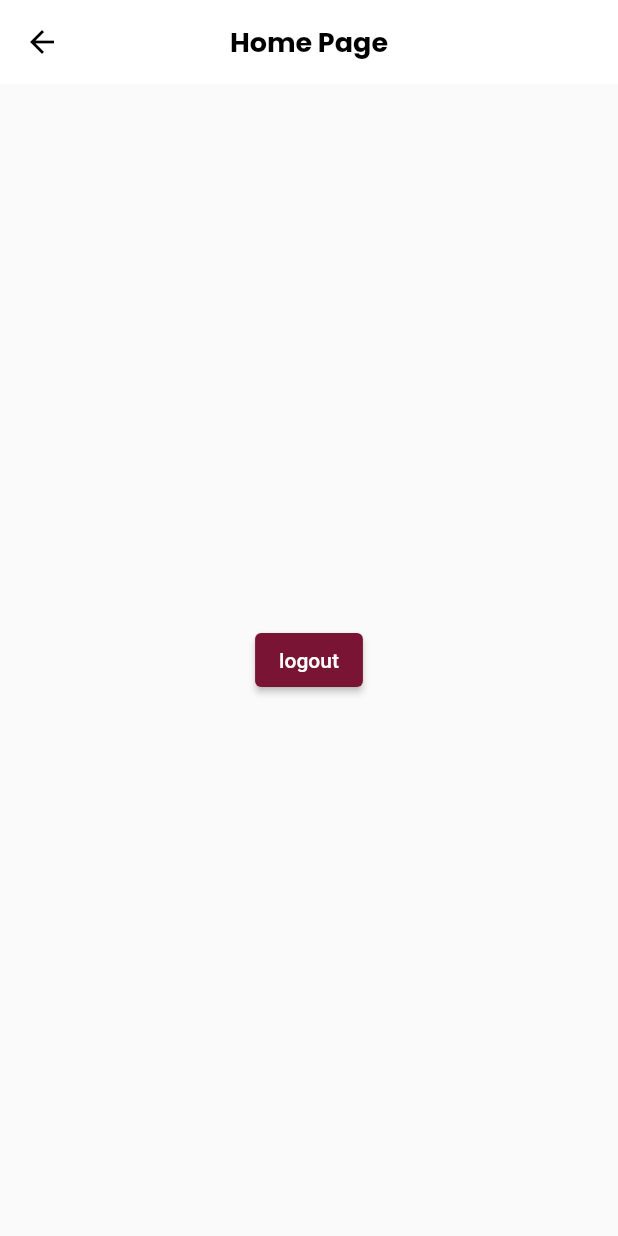
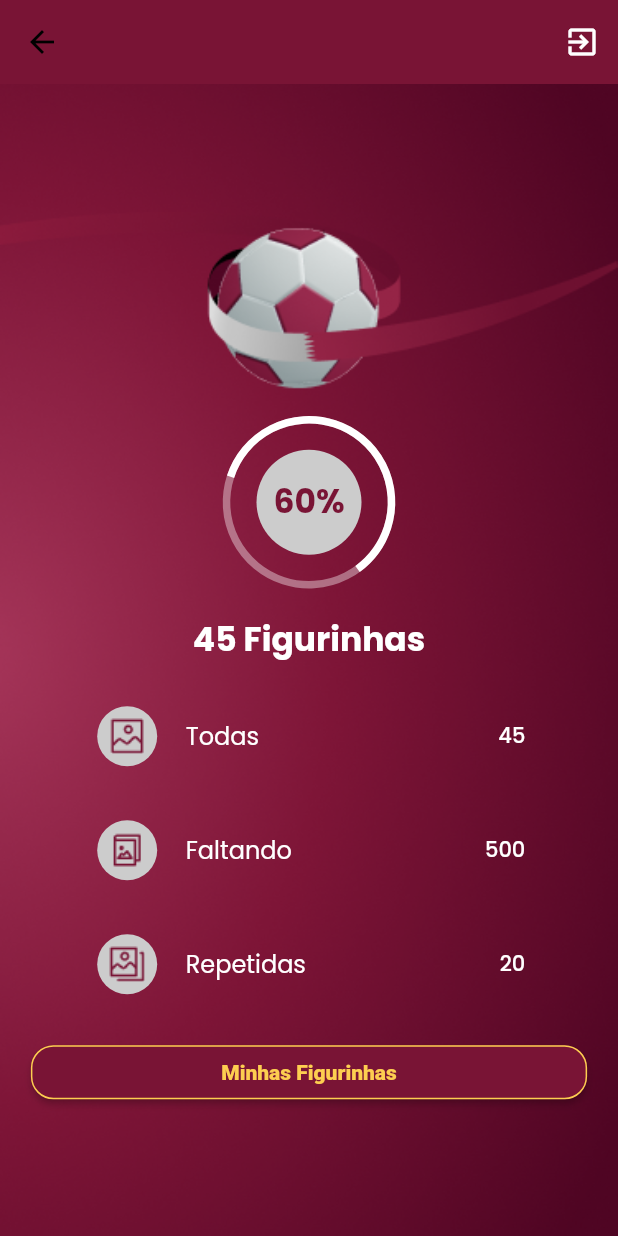
Before and after one commit to hansmboron/fwc_album, a Flutter app: the HomePage screen opened by its route, on a phone screen of 412 x 824 dp. Run offline on Flutter 3.47's test engine with Material 2 defaults, Android fonts, the phone set to English and light mode, and no system bars; our stand-ins replace dio, shared_preferences, top_snackbar_flutter; missing offline and left inert: flutter_getit, validatorless; accounts and stored records are empty; Roboto replaces fonts that are missing (MPlus1P).

Commit message:
add home page

```diff
--- a/lib/app/core/rest/interceptors/auth_interceptor.dart
+++ b/lib/app/core/rest/interceptors/auth_interceptor.dart
@@ -1,12 +1,27 @@
+import 'dart:developer';
+
 import 'package:dio/dio.dart';
+import 'package:flutter_getit/flutter_getit.dart';
 import 'package:shared_preferences/shared_preferences.dart';
 
+import '../../ui/global/global_context.dart';
+
 class AuthInterceptor extends Interceptor {
+  @override
+  void onError(DioError err, ErrorInterceptorHandler handler) {
+    if (err.response?.statusCode == 401) {
+      Injector.get<GlobalContext>().loginExpire();
+    } else {
+      handler.next(err);
+    }
+  }
+
   @override
   void onRequest(
       RequestOptions options, RequestInterceptorHandler handler) async {
     final sp = await SharedPreferences.getInstance();
     final accessToken = sp.getString('accessToken');
+    log('token: $accessToken');
     options.headers['Authorization'] = 'Bearer $accessToken';
 
     handler.next(options); //! ATENÇÃO!!!!
--- /dev/null
+++ b/lib/app/core/ui/global/global_context.dart
@@ -0,0 +1,3 @@
+abstract class GlobalContext {
+  Future<void> loginExpire();
+}
--- /dev/null
+++ b/lib/app/core/ui/global/global_context_impl.dart
@@ -0,0 +1,33 @@
+import 'package:flutter/material.dart';
+import 'package:fwc_album_app/app/core/ui/global/global_context.dart';
+import 'package:fwc_album_app/app/core/ui/styles/colors_app.dart';
+import 'package:fwc_album_app/app/repository/auth/auth_repository.dart';
+import 'package:shared_preferences/shared_preferences.dart';
+import 'package:top_snackbar_flutter/custom_snack_bar.dart';
+import 'package:top_snackbar_flutter/top_snack_bar.dart';
+
+class GlobalContextImpl implements GlobalContext {
+  final GlobalKey<NavigatorState> navigatorKey;
+  final AuthRepository authRepository;
+
+  GlobalContextImpl({
+    required this.navigatorKey,
+    required this.authRepository,
+  });
+
+  @override
+  Future<void> loginExpire() async {
+    final sp = await SharedPreferences.getInstance();
+    sp.remove('accessToken');
+    showTopSnackBar(
+      navigatorKey.currentState!.context,
+      CustomSnackBar.error(
+        message: 'Login Expirado',
+        backgroundColor: ColorsApp.i.primary,
+      ),
+      overlayState: navigatorKey.currentState!.overlay,
+    );
+    navigatorKey.currentState!
+        .pushNamedAndRemoveUntil('/auth/login', (route) => false);
+  }
+}
--- a/lib/app/core/ui/styles/text_styles.dart
+++ b/lib/app/core/ui/styles/text_styles.dart
@@ -48,6 +48,11 @@ class TextStyles {
         color: Colors.black,
         fontSize: 22,
       );
+
+  TextStyle get titlePrimaryColor => textPrimaryFontBold.copyWith(
+        color: ColorsApp.i.primary,
+        fontSize: 22,
+      );
 }
 
 extension TextstyleExtensions on BuildContext {
--- a/lib/app/fwc_album_app.dart
+++ b/lib/app/fwc_album_app.dart
@@ -1,6 +1,8 @@
 import 'package:flutter/material.dart';
 import 'package:flutter_getit/flutter_getit.dart';
 import 'package:fwc_album_app/app/core/rest/custom_dio.dart';
+import 'package:fwc_album_app/app/core/ui/global/global_context.dart';
+import 'package:fwc_album_app/app/core/ui/global/global_context_impl.dart';
 import 'package:fwc_album_app/app/core/ui/theme/theme_config.dart';
 import 'package:fwc_album_app/app/pages/auth/login/login_route.dart';
 import 'package:fwc_album_app/app/pages/auth/register/register_route.dart';
@@ -10,18 +12,22 @@ import 'package:fwc_album_app/app/repository/auth/auth_repository.dart';
 import 'package:fwc_album_app/app/repository/auth/auth_repository_impl.dart';
 
 class FwcAlbumApp extends StatelessWidget {
-  const FwcAlbumApp({Key? key}) : super(key: key);
+  final navigatorKey = GlobalKey<NavigatorState>();
+  FwcAlbumApp({Key? key}) : super(key: key);
 
   @override
   Widget build(BuildContext context) {
     return FlutterGetItApplicationBinding(
       bindingsBuilder: () => [
         Bind.lazySingleton<CustomDio>((i) => CustomDio()),
-        Bind.lazySingleton<AuthRepository>((i) => AuthRepositoryImpl(dio: i()))
+        Bind.lazySingleton<AuthRepository>((i) => AuthRepositoryImpl(dio: i())),
+        Bind.lazySingleton<GlobalContext>((i) =>
+            GlobalContextImpl(navigatorKey: navigatorKey, authRepository: i())),
       ],
       child: MaterialApp(
         title: 'Fifa Word Cup Album',
         debugShowCheckedModeBanner: false,
+        navigatorKey: navigatorKey,
         theme: ThemeConfig.theme,
         routes: {
           '/': (_) => const SplashRoute(),
--- a/lib/app/pages/home/home_page.dart
+++ b/lib/app/pages/home/home_page.dart
@@ -1,4 +1,10 @@
 import 'package:flutter/material.dart';
+import 'package:fwc_album_app/app/core/ui/styles/button_styles.dart';
+import 'package:fwc_album_app/app/core/ui/styles/colors_app.dart';
+import 'package:fwc_album_app/app/core/ui/styles/text_styles.dart';
+import 'package:fwc_album_app/app/core/ui/widgets/button.dart';
+import 'package:fwc_album_app/app/pages/home/widgets/status_tile.dart';
+import 'package:fwc_album_app/app/pages/home/widgets/sticker_percent.dart';
 import 'package:shared_preferences/shared_preferences.dart';
 
 class HomePage extends StatelessWidget {
@@ -7,17 +13,89 @@ class HomePage extends StatelessWidget {
   @override
   Widget build(BuildContext context) {
     return Scaffold(
+      backgroundColor: context.colors.primary,
       appBar: AppBar(
-        title: const Text('Home Page'),
+        elevation: 0,
+        backgroundColor: context.colors.primary,
+        actions: [
+          IconButton(
+            onPressed: () async {
+              final sp = await SharedPreferences.getInstance();
+              sp.remove('accessToken');
+              Navigator.of(context)
+                  .pushNamedAndRemoveUntil('/', (route) => false);
+            },
+            icon: const Icon(
+              Icons.exit_to_app,
+              color: Colors.white,
+            ),
+          ),
+        ],
       ),
-      body: Center(
-        child: ElevatedButton(
-          child: const Text('logout'),
-          onPressed: () async {
-            final sp = await SharedPreferences.getInstance();
-            sp.remove('accessToken');
-            Navigator.of(context)
-                .pushNamedAndRemoveUntil('/', (route) => false);
+      body: Container(
+        decoration: const BoxDecoration(
+          image: DecorationImage(
+            image: AssetImage('assets/images/background.png'),
+            fit: BoxFit.cover,
+          ),
+        ),
+        child: LayoutBuilder(
+          builder: (_, constrains) {
+            return ConstrainedBox(
+              constraints: BoxConstraints(minHeight: constrains.maxHeight),
+              child: Center(
+                child: SingleChildScrollView(
+                  child: Column(
+                    children: [
+                      Container(
+                        width: MediaQuery.of(context).size.width,
+                        padding: const EdgeInsets.only(bottom: 20),
+                        child: Image.asset(
+                          'assets/images/bola.png',
+                          fit: BoxFit.cover,
+                        ),
+                      ),
+                      const StickerPercent(percent: 60),
+                      const SizedBox(height: 20),
+                      Text(
+                        '45 Figurinhas',
+                        style: context.textStyles.titleWhite,
+                      ),
+                      const SizedBox(height: 20),
+                      StatusTile(
+                        icon: Image.asset('assets/images/all_icon.png'),
+                        label: 'Todas',
+                        value: 45,
+                      ),
+                      const SizedBox(height: 20),
+                      StatusTile(
+                        icon: Image.asset('assets/images/missing_icon.png'),
+                        label: 'Faltando',
+                        value: 500,
+                      ),
+                      const SizedBox(height: 20),
+                      StatusTile(
+                        icon: Image.asset('assets/images/repeated_icon.png'),
+                        label: 'Repetidas',
+                        value: 20,
+                      ),
+                      const SizedBox(height: 20),
+                      Button(
+                        onPressed: () {},
+                        width: MediaQuery.of(context).size.width * .9,
+                        style: context.buttonStyles.yellowOutLineButton,
+                        labelStyle: context
+                            .textStyles.textSecondaryFontExtraBold
+                            .copyWith(
+                          color: context.colors.yellow,
+                        ),
+                        label: 'Minhas Figurinhas',
+                      ),
+                    ],
+                  ),
+                ),
+              ),
+            );
           },
         ),
       ),
--- /dev/null
+++ b/lib/app/pages/home/widgets/status_tile.dart
@@ -0,0 +1,43 @@
+import 'package:flutter/material.dart';
+import 'package:fwc_album_app/app/core/ui/styles/colors_app.dart';
+import 'package:fwc_album_app/app/core/ui/styles/text_styles.dart';
+
+class StatusTile extends StatelessWidget {
+  final Image icon;
+  final String label;
+  final int value;
+
+  const StatusTile({
+    Key? key,
+    required this.icon,
+    required this.label,
+    required this.value,
+  }) : super(key: key);
+
+  @override
+  Widget build(BuildContext context) {
+    return SizedBox(
+      width: MediaQuery.of(context).size.width * .7,
+      child: ListTile(
+        contentPadding: EdgeInsets.zero,
+        leading: SizedBox(
+          width: 46,
+          child: CircleAvatar(
+            backgroundColor: context.colors.grey,
+            child: icon,
+          ),
+        ),
+        title: Text(
+          label,
+          style: context.textStyles.textPrimaryFontRegular
+              .copyWith(color: Colors.white),
+        ),
+        trailing: Text(
+          '$value',
+          style: context.textStyles.textPrimaryFontMedium
+              .copyWith(color: Colors.white),
+        ),
+      ),
+    );
+  }
+}
--- /dev/null
+++ b/lib/app/pages/home/widgets/sticker_percent.dart
@@ -0,0 +1,50 @@
+import 'dart:math';
+
+import 'package:flutter/material.dart';
+import 'package:fwc_album_app/app/core/ui/styles/colors_app.dart';
+import 'package:fwc_album_app/app/core/ui/styles/text_styles.dart';
+
+class StickerPercent extends StatelessWidget {
+  final int percent;
+
+  const StickerPercent({
+    Key? key,
+    required this.percent,
+  }) : super(key: key);
+
+  @override
+  Widget build(BuildContext context) {
+    return Stack(
+      alignment: Alignment.center,
+      children: [
+        Container(
+          width: 70,
+          height: 70,
+          decoration: BoxDecoration(
+            color: context.colors.grey,
+            shape: BoxShape.circle,
+          ),
+          child: Center(
+            child: Text(
+              '$percent%',
+              style: context.textStyles.titlePrimaryColor,
+            ),
+          ),
+        ),
+        SizedBox(
+          width: 110,
+          height: 110,
+          child: Transform.rotate(
+            angle: -pi / 2.5,
+            child: CircularProgressIndicator(
+              color: Colors.white,
+              backgroundColor: Colors.white38,
+              strokeWidth: 5,
+              value: percent * 0.01,
+            ),
+          ),
+        ),
+      ],
+    );
+  }
+}
--- a/lib/main.dart
+++ b/lib/main.dart
@@ -13,5 +13,5 @@ void main() async {
     ),
   );
   await Env.i.load();
-  runApp(const FwcAlbumApp());
+  runApp(FwcAlbumApp());
 }
```
Also changed, not shown: 1 other file.
